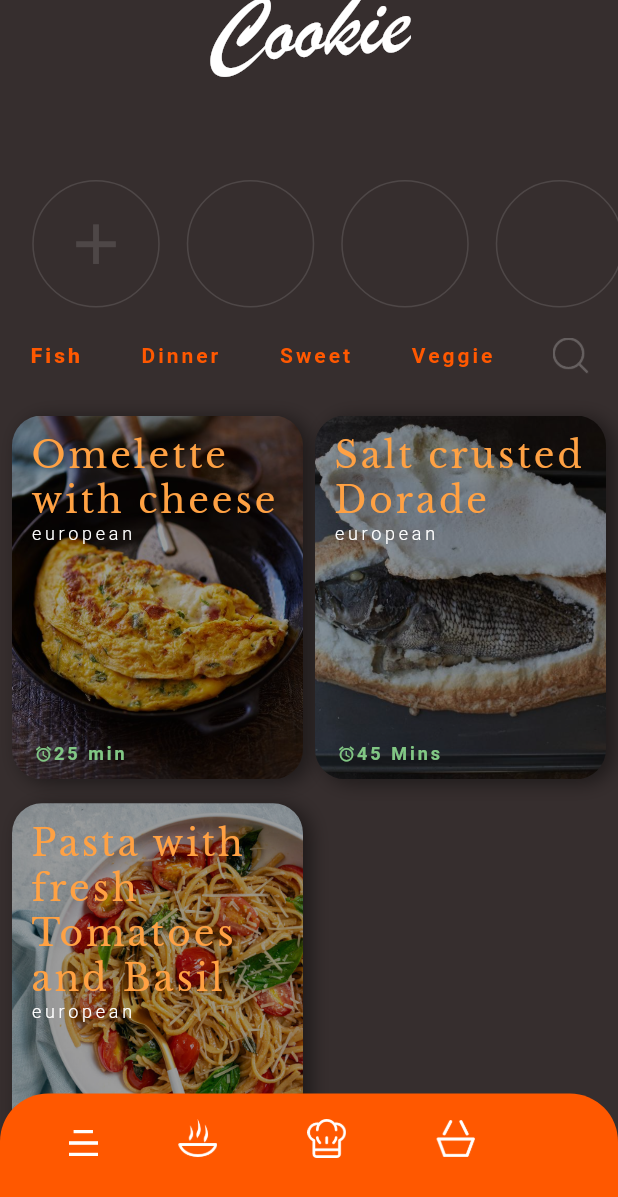
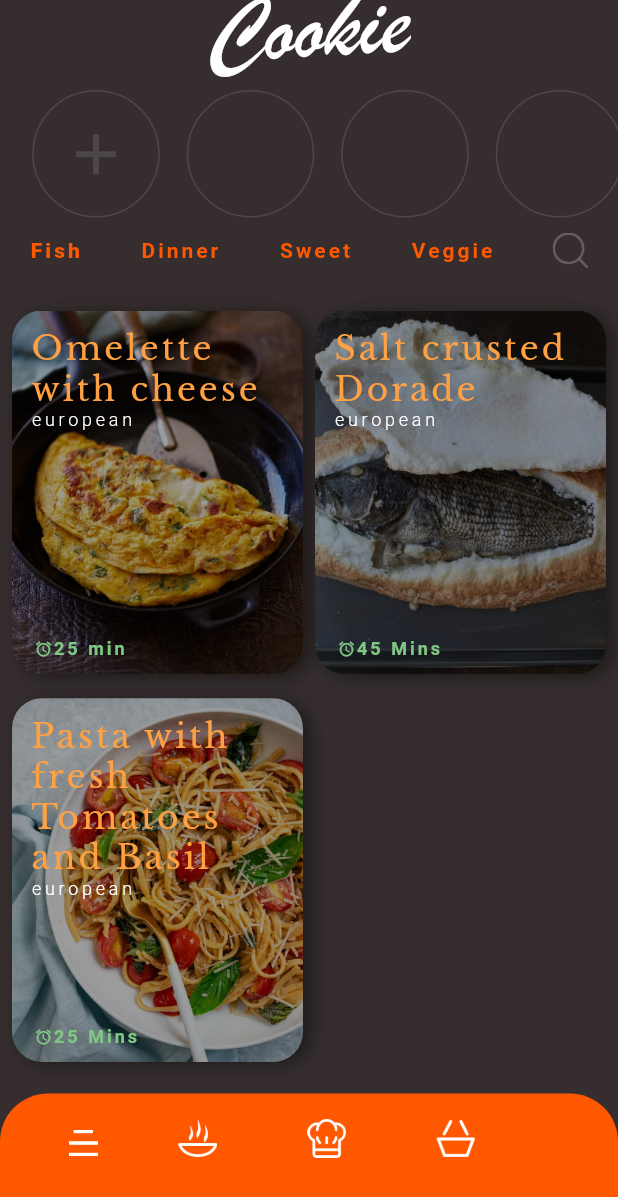
Before and after one commit to mindwall/cookie, a Flutter app: the Recipes screen opened by its route, on a phone screen of 412 x 824 dp. Shown: the top 1197 px of the screen. Run offline on Flutter 3.47's test engine with Material 2 defaults, Android fonts, the phone set to English and light mode, and no system bars; our stand-ins replace cloud_firestore, firebase_analytics, firebase_auth, firebase_storage, google_fonts, google_sign_in and 1 more; accounts and stored records are empty.

Commit message:
overflow fix

```diff
--- a/lib/screens/Recipes.dart
+++ b/lib/screens/Recipes.dart
@@ -14,17 +14,18 @@ class Recipes extends StatelessWidget {
       resizeToAvoidBottomInset: true,
       backgroundColor: Color(0xFF362E2E),
       body: Stack(
+        overflow: Overflow.visible,
         children: <Widget>[
           PreferredSize(
             preferredSize: Size.fromHeight(80.0 +
                 MediaQuery.of(context).padding.top), // here the desired height
             child: MyAppBar(),
           ),
-          Column(
+          ListView(
             children: [
-              SizedBox(height: 120),
+              SizedBox(height: 60),
               ButtonsRow(),
-              SizedBox(height: 20),
+              SizedBox(height: 10),
               RecipeFilterSearch(),
               SizedBox(height: 20),
               SingleChildScrollView(
@@ -98,7 +99,7 @@ class RecipeThumb extends StatelessWidget {
                       Text(
                         recipe.title,
                         style: GoogleFonts.libreBaskerville(
-                            fontSize: 24,
+                            fontSize: 22,
                             fontWeight: FontWeight.w400,
                             letterSpacing: 2,
                             color: Color(0xFFFFA143)),
```
